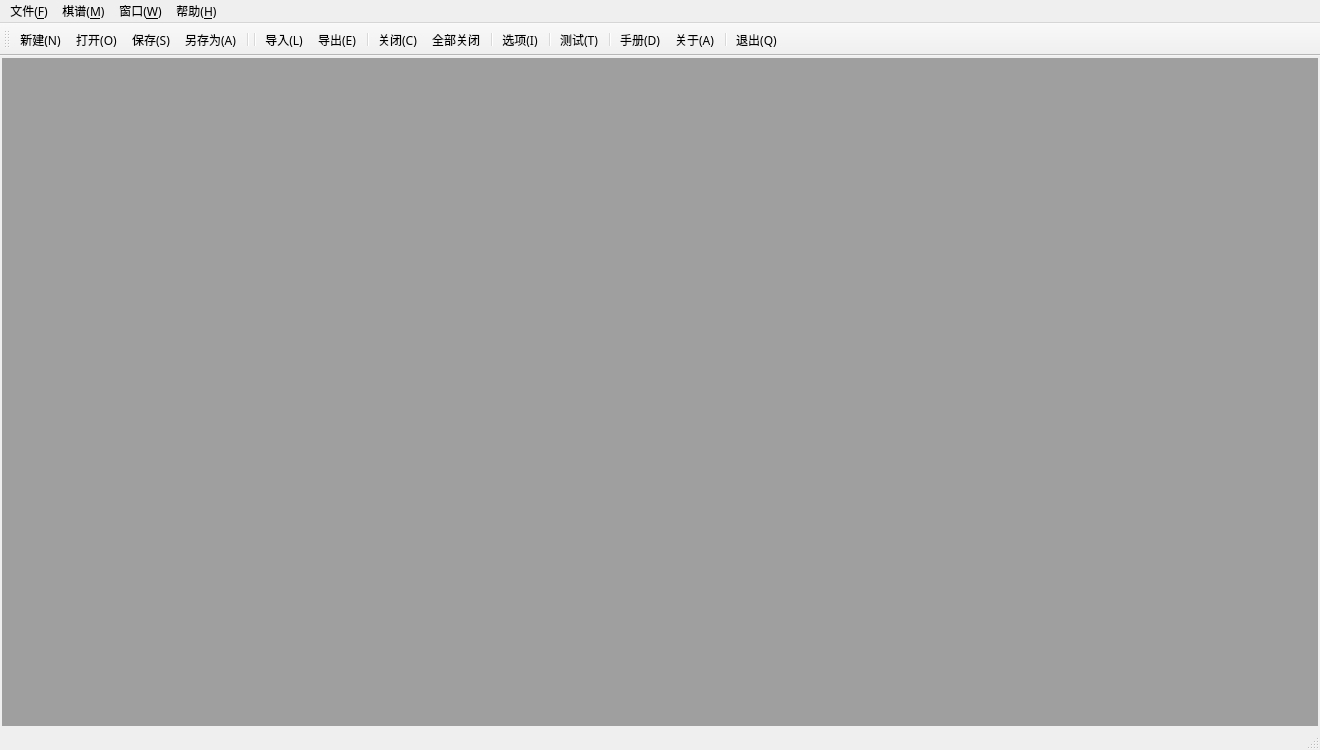
hbsxcjp/cchess_qt, file src/mainwindow.ui: the form before one commit.
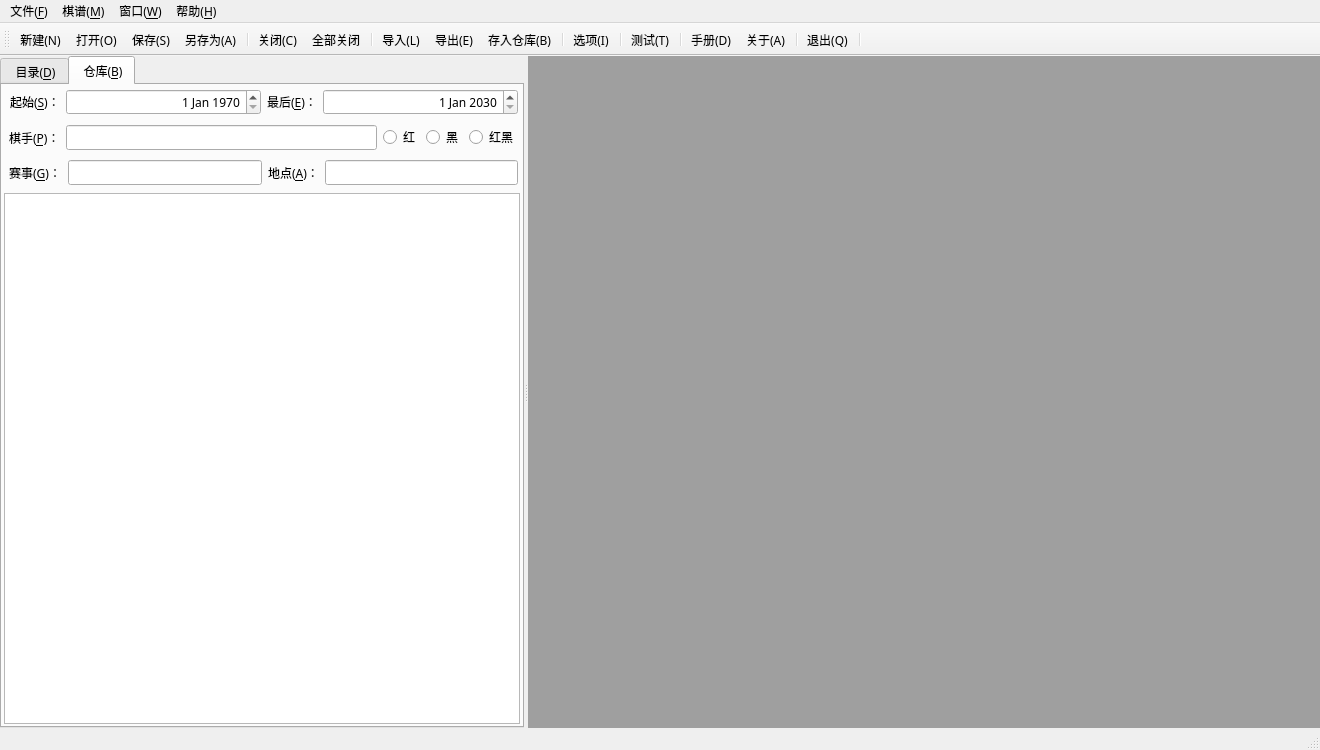
The form after the commit. Icons and pictures are not drawn.

The edit to the form file:
```diff
--- a/src/mainwindow.ui
+++ b/src/mainwindow.ui
@@ -38,6 +38,12 @@
    <string notr="true"/>
   </property>
   <widget class="QWidget" name="centralwidget">
+   <property name="sizePolicy">
+    <sizepolicy hsizetype="Expanding" vsizetype="Expanding">
+     <horstretch>0</horstretch>
+     <verstretch>0</verstretch>
+    </sizepolicy>
+   </property>
    <property name="font">
     <font>
      <family>微软雅黑</family>
@@ -59,24 +65,42 @@
    <property name="accessibleDescription">
     <string notr="true"/>
    </property>
-   <layout class="QHBoxLayout" name="horizontalLayout">
+   <layout class="QHBoxLayout" name="horizontalLayout_4">
     <property name="spacing">
-     <number>1</number>
+     <number>0</number>
     </property>
     <property name="leftMargin">
-     <number>2</number>
+     <number>0</number>
     </property>
     <property name="topMargin">
-     <number>2</number>
+     <number>0</number>
     </property>
     <property name="rightMargin">
-     <number>2</number>
+     <number>0</number>
     </property>
     <property name="bottomMargin">
-     <number>2</number>
+     <number>0</number>
     </property>
     <item>
-     <widget class="QMdiArea" name="mdiArea">
+     <widget class="QSplitter" name="splitter">
+      <property name="sizePolicy">
+       <sizepolicy hsizetype="Expanding" vsizetype="Preferred">
+        <horstretch>0</horstretch>
+        <verstretch>0</verstretch>
+       </sizepolicy>
+      </property>
+      <property name="minimumSize">
+       <size>
+        <width>0</width>
+        <height>0</height>
+       </size>
+      </property>
+      <property name="maximumSize">
+       <size>
+        <width>16777215</width>
+        <height>16777215</height>
+       </size>
+      </property>
       <property name="toolTip">
        <string notr="true"/>
       </property>
@@ -92,6 +116,573 @@
       <property name="accessibleDescription">
        <string notr="true"/>
       </property>
+      <property name="frameShadow">
+       <enum>QFrame::Sunken</enum>
+      </property>
+      <property name="orientation">
+       <enum>Qt::Horizontal</enum>
+      </property>
+      <widget class="QTabWidget" name="navTabWidget">
+       <property name="sizePolicy">
+        <sizepolicy hsizetype="Preferred" vsizetype="Preferred">
+         <horstretch>0</horstretch>
+         <verstretch>0</verstretch>
+        </sizepolicy>
+       </property>
+       <property name="minimumSize">
+        <size>
+         <width>0</width>
+         <height>0</height>
+        </size>
+       </property>
+       <property name="toolTip">
+        <string notr="true"/>
+       </property>
+       <property name="statusTip">
+        <string notr="true"/>
+       </property>
+       <property name="whatsThis">
+        <string notr="true"/>
+       </property>
+       <property name="accessibleName">
+        <string notr="true"/>
+       </property>
+       <property name="accessibleDescription">
+        <string notr="true"/>
+       </property>
+       <property name="currentIndex">
+        <number>1</number>
+       </property>
+       <widget class="QWidget" name="directoryTab">
+        <property name="sizePolicy">
+         <sizepolicy hsizetype="Expanding" vsizetype="Expanding">
+          <horstretch>0</horstretch>
+          <verstretch>0</verstretch>
+         </sizepolicy>
+        </property>
+        <property name="minimumSize">
+         <size>
+          <width>0</width>
+          <height>0</height>
+         </size>
+        </property>
+        <property name="toolTip">
+         <string notr="true"/>
+        </property>
+        <property name="statusTip">
+         <string notr="true"/>
+        </property>
+        <property name="whatsThis">
+         <string notr="true"/>
+        </property>
+        <property name="accessibleName">
+         <string notr="true"/>
+        </property>
+        <property name="accessibleDescription">
+         <string notr="true"/>
+        </property>
+        <attribute name="icon">
+         <iconset resource="../res.qrc">
+          <normaloff>:/res/dir.svg</normaloff>:/res/dir.svg</iconset>
+        </attribute>
+        <attribute name="title">
+         <string notr="true"> 目录(&amp;D)</string>
+        </attribute>
+        <layout class="QVBoxLayout" name="verticalLayout_2">
+         <property name="leftMargin">
+          <number>2</number>
+         </property>
+         <property name="topMargin">
+          <number>2</number>
+         </property>
+         <property name="rightMargin">
+          <number>2</number>
+         </property>
+         <property name="bottomMargin">
+          <number>2</number>
+         </property>
+         <item>
+          <widget class="QTreeWidget" name="fileTreeWidget">
+           <property name="minimumSize">
+            <size>
+             <width>0</width>
+             <height>0</height>
+            </size>
+           </property>
+           <property name="font">
+            <font>
+             <family>微软雅黑</family>
+            </font>
+           </property>
+           <property name="toolTip">
+            <string notr="true"/>
+           </property>
+           <property name="statusTip">
+            <string notr="true"/>
+           </property>
+           <property name="whatsThis">
+            <string notr="true"/>
+           </property>
+           <property name="accessibleName">
+            <string notr="true"/>
+           </property>
+           <property name="accessibleDescription">
+            <string notr="true"/>
+           </property>
+           <property name="frameShadow">
+            <enum>QFrame::Sunken</enum>
+           </property>
+           <property name="editTriggers">
+            <set>QAbstractItemView::DoubleClicked|QAbstractItemView::EditKeyPressed</set>
+           </property>
+          </widget>
+         </item>
+        </layout>
+       </widget>
+       <widget class="QWidget" name="databaseTab">
+        <property name="sizePolicy">
+         <sizepolicy hsizetype="Expanding" vsizetype="Expanding">
+          <horstretch>0</horstretch>
+          <verstretch>0</verstretch>
+         </sizepolicy>
+        </property>
+        <property name="minimumSize">
+         <size>
+          <width>0</width>
+          <height>0</height>
+         </size>
+        </property>
+        <attribute name="icon">
+         <iconset resource="../res.qrc">
+          <normaloff>:/res/calendar.svg</normaloff>:/res/calendar.svg</iconset>
+        </attribute>
+        <attribute name="title">
+         <string notr="true"> 仓库(&amp;B)</string>
+        </attribute>
+        <layout class="QVBoxLayout" name="verticalLayout">
+         <property name="spacing">
+          <number>6</number>
+         </property>
+         <property name="leftMargin">
+          <number>2</number>
+         </property>
+         <property name="topMargin">
+          <number>2</number>
+         </property>
+         <property name="rightMargin">
+          <number>2</number>
+         </property>
+         <property name="bottomMargin">
+          <number>2</number>
+         </property>
+         <item>
+          <layout class="QHBoxLayout" name="horizontalLayout" stretch="0,0,0,0">
+           <property name="spacing">
+            <number>6</number>
+           </property>
+           <property name="leftMargin">
+            <number>6</number>
+           </property>
+           <property name="topMargin">
+            <number>2</number>
+           </property>
+           <property name="rightMargin">
+            <number>2</number>
+           </property>
+           <property name="bottomMargin">
+            <number>2</number>
+           </property>
+           <item>
+            <widget class="QLabel" name="label">
+             <property name="sizePolicy">
+              <sizepolicy hsizetype="Minimum" vsizetype="Preferred">
+               <horstretch>0</horstretch>
+               <verstretch>0</verstretch>
+              </sizepolicy>
+             </property>
+             <property name="minimumSize">
+              <size>
+               <width>0</width>
+               <height>0</height>
+              </size>
+             </property>
+             <property name="maximumSize">
+              <size>
+               <width>16777215</width>
+               <height>16777215</height>
+              </size>
+             </property>
+             <property name="text">
+              <string>起始(&amp;S)：</string>
+             </property>
+             <property name="buddy">
+              <cstring>startDateEdit</cstring>
+             </property>
+            </widget>
+           </item>
+           <item>
+            <widget class="QDateEdit" name="startDateEdit">
+             <property name="sizePolicy">
+              <sizepolicy hsizetype="Expanding" vsizetype="Fixed">
+               <horstretch>0</horstretch>
+               <verstretch>0</verstretch>
+              </sizepolicy>
+             </property>
+             <property name="minimumSize">
+              <size>
+               <width>0</width>
+               <height>0</height>
+              </size>
+             </property>
+             <property name="toolTip">
+              <string notr="true"/>
+             </property>
+             <property name="statusTip">
+              <string notr="true"/>
+             </property>
+             <property name="whatsThis">
+              <string notr="true"/>
+             </property>
+             <property name="accessibleName">
+              <string notr="true"/>
+             </property>
+             <property name="accessibleDescription">
+              <string notr="true"/>
+             </property>
+             <property name="alignment">
+              <set>Qt::AlignRight|Qt::AlignTrailing|Qt::AlignVCenter</set>
+             </property>
+             <property name="dateTime">
+              <datetime>
+               <hour>0</hour>
+               <minute>0</minute>
+               <second>0</second>
+               <year>1970</year>
+               <month>1</month>
+               <day>1</day>
+              </datetime>
+             </property>
+            </widget>
+           </item>
+           <item>
+            <widget class="QLabel" name="label_2">
+             <property name="sizePolicy">
+              <sizepolicy hsizetype="Minimum" vsizetype="Preferred">
+               <horstretch>0</horstretch>
+               <verstretch>0</verstretch>
+              </sizepolicy>
+             </property>
+             <property name="text">
+              <string>最后(&amp;E)：</string>
+             </property>
+             <property name="buddy">
+              <cstring>endDateEdit</cstring>
+             </property>
+            </widget>
+           </item>
+           <item>
+            <widget class="QDateEdit" name="endDateEdit">
+             <property name="sizePolicy">
+              <sizepolicy hsizetype="Expanding" vsizetype="Fixed">
+               <horstretch>0</horstretch>
+               <verstretch>0</verstretch>
+              </sizepolicy>
+             </property>
+             <property name="minimumSize">
+              <size>
+               <width>0</width>
+               <height>0</height>
+              </size>
+             </property>
+             <property name="toolTip">
+              <string notr="true"/>
+             </property>
+             <property name="statusTip">
+              <string notr="true"/>
+             </property>
+             <property name="whatsThis">
+              <string notr="true"/>
+             </property>
+             <property name="accessibleName">
+              <string notr="true"/>
+             </property>
+             <property name="accessibleDescription">
+              <string notr="true"/>
+             </property>
+             <property name="alignment">
+              <set>Qt::AlignRight|Qt::AlignTrailing|Qt::AlignVCenter</set>
+             </property>
+             <property name="dateTime">
+              <datetime>
+               <hour>0</hour>
+               <minute>0</minute>
+               <second>0</second>
+               <year>2030</year>
+               <month>1</month>
+               <day>1</day>
+              </datetime>
+             </property>
+             <property name="date">
+              <date>
+               <year>2030</year>
+               <month>1</month>
+               <day>1</day>
+              </date>
+             </property>
+            </widget>
+           </item>
+          </layout>
+         </item>
+         <item>
+          <layout class="QHBoxLayout" name="horizontalLayout_2">
+           <property name="spacing">
+            <number>6</number>
+           </property>
+           <property name="leftMargin">
+            <number>2</number>
+           </property>
+           <property name="topMargin">
+            <number>2</number>
+           </property>
+           <property name="rightMargin">
+            <number>2</number>
+           </property>
+           <property name="bottomMargin">
+            <number>2</number>
+           </property>
+           <item>
+            <widget class="QLabel" name="label_3">
+             <property name="sizePolicy">
+              <sizepolicy hsizetype="Minimum" vsizetype="Preferred">
+               <horstretch>0</horstretch>
+               <verstretch>0</verstretch>
+              </sizepolicy>
+             </property>
+             <property name="maximumSize">
+              <size>
+               <width>16777215</width>
+               <height>16777215</height>
+              </size>
+             </property>
+             <property name="text">
+              <string> 棋手(&amp;P)：</string>
+             </property>
+             <property name="buddy">
+              <cstring>personLineEdit</cstring>
+             </property>
+            </widget>
+           </item>
+           <item>
+            <widget class="QLineEdit" name="personLineEdit"/>
+           </item>
+           <item>
+            <widget class="QRadioButton" name="redRadioButton">
+             <property name="maximumSize">
+              <size>
+               <width>16777215</width>
+               <height>16777215</height>
+              </size>
+             </property>
+             <property name="toolTip">
+              <string notr="true"/>
+             </property>
+             <property name="statusTip">
+              <string notr="true"/>
+             </property>
+             <property name="whatsThis">
+              <string notr="true"/>
+             </property>
+             <property name="accessibleName">
+              <string notr="true"/>
+             </property>
+             <property name="accessibleDescription">
+              <string notr="true"/>
+             </property>
+             <property name="text">
+              <string notr="true">红</string>
+             </property>
+             <attribute name="buttonGroup">
+              <string notr="true">buttonGroup</string>
+             </attribute>
+            </widget>
+           </item>
+           <item>
+            <widget class="QRadioButton" name="blackRadioButton">
+             <property name="maximumSize">
+              <size>
+               <width>16777215</width>
+               <height>16777215</height>
+              </size>
+             </property>
+             <property name="toolTip">
+              <string notr="true"/>
+             </property>
+             <property name="statusTip">
+              <string notr="true"/>
+             </property>
+             <property name="whatsThis">
+              <string notr="true"/>
+             </property>
+             <property name="accessibleName">
+              <string notr="true"/>
+             </property>
+             <property name="accessibleDescription">
+              <string notr="true"/>
+             </property>
+             <property name="text">
+              <string notr="true">黑</string>
+             </property>
+             <attribute name="buttonGroup">
+              <string notr="true">buttonGroup</string>
+             </attribute>
+            </widget>
+           </item>
+           <item>
+            <widget class="QRadioButton" name="redBlackRadioButton">
+             <property name="maximumSize">
+              <size>
+               <width>16777215</width>
+               <height>16777215</height>
+              </size>
+             </property>
+             <property name="toolTip">
+              <string notr="true"/>
+             </property>
+             <property name="statusTip">
+              <string notr="true"/>
+             </property>
+             <property name="whatsThis">
+              <string notr="true"/>
+             </property>
+             <property name="accessibleName">
+              <string notr="true"/>
+             </property>
+             <property name="accessibleDescription">
+              <string notr="true"/>
+             </property>
+             <property name="text">
+              <string notr="true">红黑</string>
+             </property>
+             <attribute name="buttonGroup">
+              <string notr="true">buttonGroup</string>
+             </attribute>
+            </widget>
+           </item>
+          </layout>
+         </item>
+         <item>
+          <layout class="QHBoxLayout" name="horizontalLayout_3" stretch="0,0,0,0">
+           <property name="spacing">
+            <number>6</number>
+           </property>
+           <property name="leftMargin">
+            <number>2</number>
+           </property>
+           <property name="topMargin">
+            <number>2</number>
+           </property>
+           <property name="rightMargin">
+            <number>2</number>
+           </property>
+           <property name="bottomMargin">
+            <number>2</number>
+           </property>
+           <item>
+            <widget class="QLabel" name="label_5">
+             <property name="sizePolicy">
+              <sizepolicy hsizetype="Minimum" vsizetype="Preferred">
+               <horstretch>0</horstretch>
+               <verstretch>0</verstretch>
+              </sizepolicy>
+             </property>
+             <property name="text">
+              <string> 赛事(&amp;G)：</string>
+             </property>
+             <property name="buddy">
+              <cstring>gameLineEdit</cstring>
+             </property>
+            </widget>
+           </item>
+           <item>
+            <widget class="QLineEdit" name="gameLineEdit"/>
+           </item>
+           <item>
+            <widget class="QLabel" name="label_4">
+             <property name="sizePolicy">
+              <sizepolicy hsizetype="Minimum" vsizetype="Preferred">
+               <horstretch>0</horstretch>
+               <verstretch>0</verstretch>
+              </sizepolicy>
+             </property>
+             <property name="maximumSize">
+              <size>
+               <width>16777215</width>
+               <height>16777215</height>
+              </size>
+             </property>
+             <property name="text">
+              <string>地点(&amp;A)：</string>
+             </property>
+             <property name="buddy">
+              <cstring>siteLineEdit</cstring>
+             </property>
+            </widget>
+           </item>
+           <item>
+            <widget class="QLineEdit" name="siteLineEdit"/>
+           </item>
+          </layout>
+         </item>
+         <item>
+          <widget class="QTableView" name="tableView">
+           <property name="minimumSize">
+            <size>
+             <width>0</width>
+             <height>0</height>
+            </size>
+           </property>
+           <property name="font">
+            <font>
+             <family>微软雅黑</family>
+            </font>
+           </property>
+           <property name="toolTip">
+            <string notr="true"/>
+           </property>
+           <property name="statusTip">
+            <string notr="true"/>
+           </property>
+           <property name="whatsThis">
+            <string notr="true"/>
+           </property>
+           <property name="accessibleName">
+            <string notr="true"/>
+           </property>
+           <property name="accessibleDescription">
+            <string notr="true"/>
+           </property>
+          </widget>
+         </item>
+        </layout>
+       </widget>
+      </widget>
+      <widget class="QMdiArea" name="mdiArea">
+       <property name="toolTip">
+        <string notr="true"/>
+       </property>
+       <property name="statusTip">
+        <string notr="true"/>
+       </property>
+       <property name="whatsThis">
+        <string notr="true"/>
+       </property>
+       <property name="accessibleName">
+        <string notr="true"/>
+       </property>
+       <property name="accessibleDescription">
+        <string notr="true"/>
+       </property>
+      </widget>
      </widget>
     </item>
    </layout>
@@ -279,13 +870,13 @@
    <addaction name="actSave"/>
    <addaction name="actSaveAs"/>
    <addaction name="separator"/>
-   <addaction name="separator"/>
-   <addaction name="actImportFile"/>
-   <addaction name="actExportFile"/>
-   <addaction name="separator"/>
    <addaction name="actClose"/>
    <addaction name="actCloseAll"/>
    <addaction name="separator"/>
+   <addaction name="actImportFile"/>
+   <addaction name="actExportFile"/>
+   <addaction name="actSaveDatabase"/>
+   <addaction name="separator"/>
    <addaction name="actOption"/>
    <addaction name="separator"/>
    <addaction name="actTest"/>
@@ -294,6 +885,7 @@
    <addaction name="actAbout"/>
    <addaction name="separator"/>
    <addaction name="actExit"/>
+   <addaction name="separator"/>
   </widget>
   <action name="actNew">
    <property name="icon">
@@ -582,6 +1174,27 @@
     <string>Ctrl+Shift+D</string>
    </property>
   </action>
+  <action name="actSaveDatabase">
+   <property name="icon">
+    <iconset resource="../res.qrc">
+     <normaloff>:/res/packup.svg</normaloff>:/res/packup.svg</iconset>
+   </property>
+   <property name="text">
+    <string>存入仓库(&amp;B)</string>
+   </property>
+   <property name="toolTip">
+    <string>将当前棋局存入仓库</string>
+   </property>
+   <property name="statusTip">
+    <string notr="true"/>
+   </property>
+   <property name="whatsThis">
+    <string notr="true"/>
+   </property>
+   <property name="shortcut">
+    <string>Ctrl+Alt+S</string>
+   </property>
+  </action>
  </widget>
  <resources>
   <include location="../res.qrc"/>
```
Left out of the diff: 24 changed lines with no effect on the pictures.
